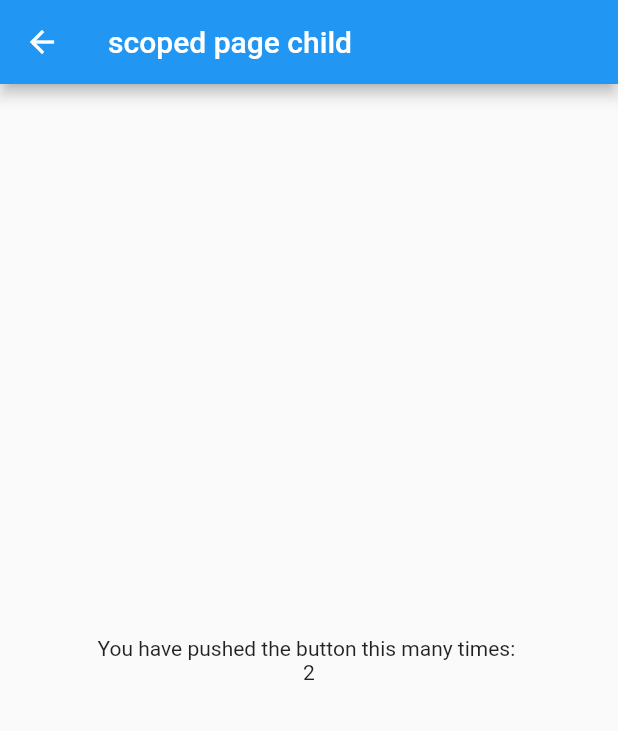
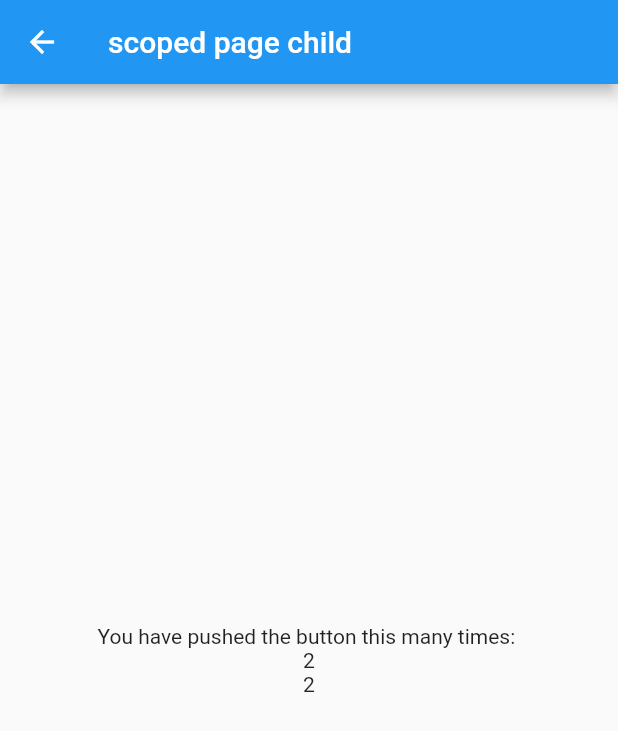
Before and after one commit to melody5417/flutter_demo, a Flutter app: the ScopedPageMain screen opened directly, after a tap on "forward", on a phone screen of 412 x 824 dp. Shown: the top 731 px of the screen. Run offline on Flutter 3.47's test engine with Material 2 defaults, Android fonts, the phone set to English and light mode, and no system bars; our stand-ins replace dio; generated files the repository leaves out were written again.

Commit message:
Add more log

```diff
--- a/flutter_demo/lib/State/count_model.dart
+++ b/flutter_demo/lib/State/count_model.dart
@@ -13,5 +13,3 @@ class CountModel extends Model {
   static CountModel of(BuildContext context) =>
       ScopedModel.of<CountModel>(context, rebuildOnChange: true);
 }
-
-CountModel COUNT_MOUDEL=CountModel();
--- a/flutter_demo/lib/State/scoped_page_child.dart
+++ b/flutter_demo/lib/State/scoped_page_child.dart
@@ -10,6 +10,8 @@ class ScopedPageChild extends StatefulWidget {
 class _ScopedPageChildState extends State<ScopedPageChild> {
   @override
   Widget build(BuildContext context) {
+    // Note
+    var count = CountModel.of(context).count;
     return ScopedModelDescendant<CountModel>(
       builder: (context, child, model) {
         return Scaffold(
@@ -22,6 +24,7 @@ class _ScopedPageChildState extends State<ScopedPageChild> {
               children: <Widget>[
                 new Text('You have pushed the button this many times: '),
                 new Text('${model.count}'),
+                new Text('$count')
               ],
             ),
           ),
--- a/flutter_demo/lib/State/scoped_page_main.dart
+++ b/flutter_demo/lib/State/scoped_page_main.dart
@@ -41,6 +41,8 @@ class ScopedPageForwardButton extends StatelessWidget {
     return RaisedButton(
       child: Text('forward'),
       onPressed: () {
+        // Note
+        CountModel.of(context).increment();
         Navigator.push(
             context,
             new MaterialPageRoute(builder: (context) => ScopedPageChild())
```
